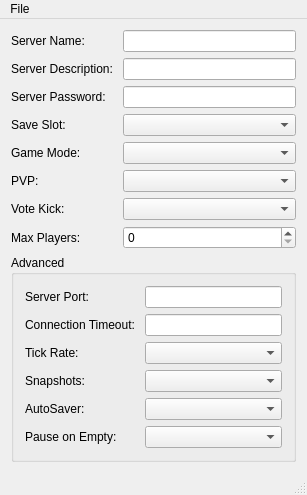
The window that Source/mainwindow.ui (Frogman7/DSTServerSettingsGui) describes before a commit, drawn with Qt 5.
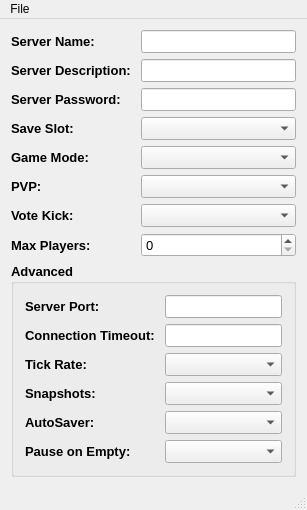
The same window after the commit.

Patch:
```diff
--- a/Source/mainwindow.ui
+++ b/Source/mainwindow.ui
@@ -7,7 +7,7 @@
     <x>0</x>
     <y>0</y>
     <width>307</width>
-    <height>450</height>
+    <height>481</height>
    </rect>
   </property>
   <property name="windowTitle">
@@ -17,86 +17,213 @@
    <layout class="QGridLayout" name="gridLayout">
     <item row="0" column="0">
      <widget class="QLabel" name="label">
+      <property name="font">
+       <font>
+        <pointsize>10</pointsize>
+        <weight>75</weight>
+        <bold>true</bold>
+       </font>
+      </property>
       <property name="text">
        <string>Server Name: </string>
       </property>
      </widget>
     </item>
     <item row="0" column="1">
-     <widget class="QLineEdit" name="serverName_LE"/>
+     <widget class="QLineEdit" name="serverName_LE">
+      <property name="font">
+       <font>
+        <pointsize>10</pointsize>
+        <weight>50</weight>
+        <bold>false</bold>
+       </font>
+      </property>
+     </widget>
     </item>
     <item row="1" column="0">
      <widget class="QLabel" name="label_2">
+      <property name="font">
+       <font>
+        <pointsize>10</pointsize>
+        <weight>75</weight>
+        <bold>true</bold>
+       </font>
+      </property>
       <property name="text">
        <string>Server Description: </string>
       </property>
      </widget>
     </item>
     <item row="1" column="1">
-     <widget class="QLineEdit" name="serverDescription_LE"/>
+     <widget class="QLineEdit" name="serverDescription_LE">
+      <property name="font">
+       <font>
+        <pointsize>10</pointsize>
+        <weight>50</weight>
+        <bold>false</bold>
+       </font>
+      </property>
+     </widget>
     </item>
     <item row="2" column="0">
      <widget class="QLabel" name="label_3">
+      <property name="font">
+       <font>
+        <pointsize>10</pointsize>
+        <weight>75</weight>
+        <bold>true</bold>
+       </font>
+      </property>
       <property name="text">
        <string>Server Password: </string>
       </property>
      </widget>
     </item>
     <item row="2" column="1">
-     <widget class="QLineEdit" name="serverPassword_LE"/>
+     <widget class="QLineEdit" name="serverPassword_LE">
+      <property name="font">
+       <font>
+        <pointsize>10</pointsize>
+        <weight>50</weight>
+        <bold>false</bold>
+       </font>
+      </property>
+     </widget>
     </item>
     <item row="3" column="0">
      <widget class="QLabel" name="label_8">
+      <property name="font">
+       <font>
+        <pointsize>10</pointsize>
+        <weight>75</weight>
+        <bold>true</bold>
+       </font>
+      </property>
       <property name="text">
        <string>Save Slot:</string>
       </property>
      </widget>
     </item>
     <item row="3" column="1">
-     <widget class="QComboBox" name="saveSlot_CB"/>
+     <widget class="QComboBox" name="saveSlot_CB">
+      <property name="font">
+       <font>
+        <pointsize>10</pointsize>
+        <weight>50</weight>
+        <bold>false</bold>
+       </font>
+      </property>
+     </widget>
     </item>
     <item row="4" column="0">
      <widget class="QLabel" name="label_14">
+      <property name="font">
+       <font>
+        <pointsize>10</pointsize>
+        <weight>75</weight>
+        <bold>true</bold>
+       </font>
+      </property>
       <property name="text">
        <string>Game Mode: </string>
       </property>
      </widget>
     </item>
     <item row="4" column="1">
-     <widget class="QComboBox" name="gameMode_CB"/>
+     <widget class="QComboBox" name="gameMode_CB">
+      <property name="font">
+       <font>
+        <pointsize>10</pointsize>
+        <weight>50</weight>
+        <bold>false</bold>
+       </font>
+      </property>
+     </widget>
     </item>
     <item row="5" column="0">
      <widget class="QLabel" name="label_6">
+      <property name="font">
+       <font>
+        <pointsize>10</pointsize>
+        <weight>75</weight>
+        <bold>true</bold>
+       </font>
+      </property>
       <property name="text">
        <string>PVP:</string>
       </property>
      </widget>
     </item>
     <item row="5" column="1">
-     <widget class="QComboBox" name="pvp_CB"/>
+     <widget class="QComboBox" name="pvp_CB">
+      <property name="font">
+       <font>
+        <pointsize>10</pointsize>
+        <weight>50</weight>
+        <bold>false</bold>
+       </font>
+      </property>
+     </widget>
     </item>
     <item row="6" column="0">
      <widget class="QLabel" name="label_10">
+      <property name="font">
+       <font>
+        <pointsize>10</pointsize>
+        <weight>75</weight>
+        <bold>true</bold>
+       </font>
+      </property>
       <property name="text">
        <string>Vote Kick: </string>
       </property>
      </widget>
     </item>
     <item row="6" column="1">
-     <widget class="QComboBox" name="voteKick_CB"/>
+     <widget class="QComboBox" name="voteKick_CB">
+      <property name="font">
+       <font>
+        <pointsize>10</pointsize>
+        <weight>50</weight>
+        <bold>false</bold>
+       </font>
+      </property>
+     </widget>
     </item>
     <item row="7" column="0">
      <widget class="QLabel" name="label_5">
+      <property name="font">
+       <font>
+        <pointsize>10</pointsize>
+        <weight>75</weight>
+        <bold>true</bold>
+       </font>
+      </property>
       <property name="text">
        <string>Max Players: </string>
       </property>
      </widget>
     </item>
     <item row="7" column="1">
-     <widget class="QSpinBox" name="maxPlayers_SB"/>
+     <widget class="QSpinBox" name="maxPlayers_SB">
+      <property name="font">
+       <font>
+        <pointsize>10</pointsize>
+        <weight>50</weight>
+        <bold>false</bold>
+       </font>
+      </property>
+     </widget>
     </item>
     <item row="8" column="0" colspan="2">
      <widget class="QGroupBox" name="groupBox">
+      <property name="font">
+       <font>
+        <pointsize>10</pointsize>
+        <weight>75</weight>
+        <bold>true</bold>
+       </font>
+      </property>
       <property name="title">
        <string>Advanced</string>
       </property>
@@ -106,63 +233,153 @@
        </property>
        <item row="0" column="0">
         <widget class="QLabel" name="label_4">
+         <property name="font">
+          <font>
+           <pointsize>10</pointsize>
+           <weight>75</weight>
+           <bold>true</bold>
+          </font>
+         </property>
          <property name="text">
           <string>Server Port: </string>
          </property>
         </widget>
        </item>
        <item row="0" column="1">
-        <widget class="QLineEdit" name="serverPort_LE"/>
+        <widget class="QLineEdit" name="serverPort_LE">
+         <property name="font">
+          <font>
+           <pointsize>10</pointsize>
+           <weight>50</weight>
+           <bold>false</bold>
+          </font>
+         </property>
+        </widget>
        </item>
        <item row="1" column="0">
         <widget class="QLabel" name="label_9">
+         <property name="font">
+          <font>
+           <pointsize>10</pointsize>
+           <weight>75</weight>
+           <bold>true</bold>
+          </font>
+         </property>
          <property name="text">
           <string>Connection Timeout: </string>
          </property>
         </widget>
        </item>
        <item row="1" column="1">
-        <widget class="QLineEdit" name="connectionTimeout_LE"/>
+        <widget class="QLineEdit" name="connectionTimeout_LE">
+         <property name="font">
+          <font>
+           <pointsize>10</pointsize>
+           <weight>50</weight>
+           <bold>false</bold>
+          </font>
+         </property>
+        </widget>
        </item>
        <item row="2" column="0">
         <widget class="QLabel" name="label_7">
+         <property name="font">
+          <font>
+           <pointsize>10</pointsize>
+           <weight>75</weight>
+           <bold>true</bold>
+          </font>
+         </property>
          <property name="text">
           <string>Tick Rate: </string>
          </property>
         </widget>
        </item>
        <item row="2" column="1">
-        <widget class="QComboBox" name="tickRate_CB"/>
+        <widget class="QComboBox" name="tickRate_CB">
+         <property name="font">
+          <font>
+           <pointsize>10</pointsize>
+           <weight>50</weight>
+           <bold>false</bold>
+          </font>
+         </property>
+        </widget>
        </item>
        <item row="3" column="0">
         <widget class="QLabel" name="label_11">
+         <property name="font">
+          <font>
+           <pointsize>10</pointsize>
+           <weight>75</weight>
+           <bold>true</bold>
+          </font>
+         </property>
          <property name="text">
           <string>Snapshots:</string>
          </property>
         </widget>
        </item>
        <item row="3" column="1">
-        <widget class="QComboBox" name="snapShots_CB"/>
+        <widget class="QComboBox" name="snapShots_CB">
+         <property name="font">
+          <font>
+           <pointsize>10</pointsize>
+           <weight>50</weight>
+           <bold>false</bold>
+          </font>
+         </property>
+        </widget>
        </item>
        <item row="4" column="0">
         <widget class="QLabel" name="label_12">
+         <property name="font">
+          <font>
+           <pointsize>10</pointsize>
+           <weight>75</weight>
+           <bold>true</bold>
+          </font>
+         </property>
          <property name="text">
           <string>AutoSaver:</string>
          </property>
         </widget>
        </item>
        <item row="4" column="1">
-        <widget class="QComboBox" name="autoSaver_CB"/>
+        <widget class="QComboBox" name="autoSaver_CB">
+         <property name="font">
+          <font>
+           <pointsize>10</pointsize>
+           <weight>50</weight>
+           <bold>false</bold>
+          </font>
+         </property>
+        </widget>
        </item>
        <item row="5" column="0">
         <widget class="QLabel" name="label_13">
+         <property name="font">
+          <font>
+           <pointsize>10</pointsize>
+           <weight>75</weight>
+           <bold>true</bold>
+          </font>
+         </property>
          <property name="text">
           <string>Pause on Empty:</string>
          </property>
         </widget>
        </item>
        <item row="5" column="1">
-        <widget class="QComboBox" name="pauseOnEmpty_CB"/>
+        <widget class="QComboBox" name="pauseOnEmpty_CB">
+         <property name="font">
+          <font>
+           <pointsize>10</pointsize>
+           <weight>50</weight>
+           <bold>false</bold>
+          </font>
+         </property>
+        </widget>
        </item>
       </layout>
      </widget>
```
Left out of the diff: 2 changed lines with no effect on the pictures.
